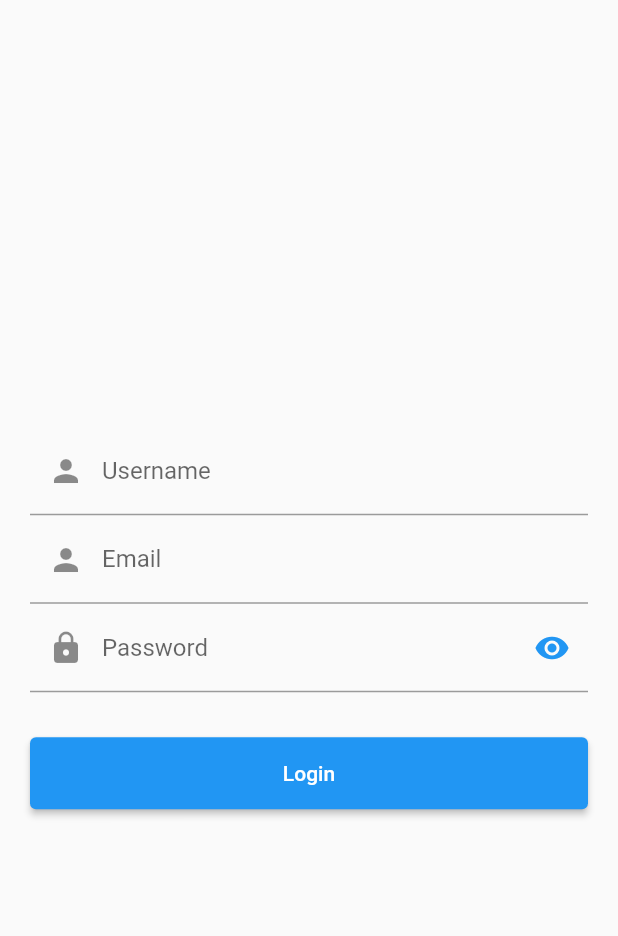
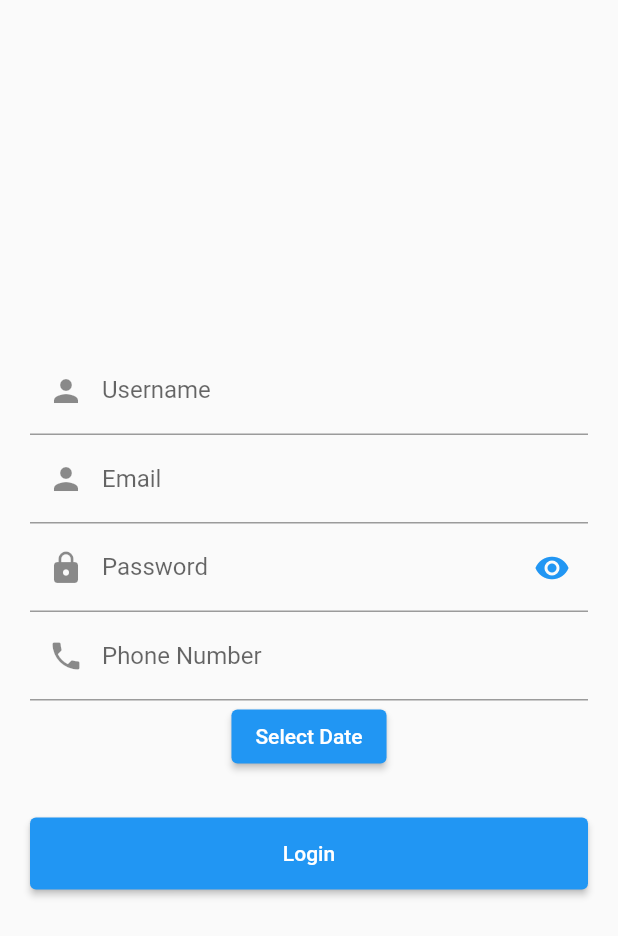
Before and after one commit to DavidWisnu25/UGD_Bloc_1_D, a Flutter app: the Registerview screen opened directly, on a phone screen of 412 x 824 dp. Shown: the top 936 px of the screen. Run offline on Flutter 3.47's test engine with Material 2 defaults, Android fonts, the phone set to English and light mode, and no system bars; our stand-ins replace flutter_bloc.

Commit message:
Benerin Error

```diff
--- a/lib/bloc/register_bloc.dart
+++ b/lib/bloc/register_bloc.dart
@@ -10,9 +10,11 @@ class RegisterBloc extends Bloc<RegisterEvent, RegisterState> {
     on<IsPasswordVisibleChanged>(
         (event, emit) => _onIsPasswordVisibleChanged(event, emit));
 
-    //on<NoTelponChanged>((event, emit) => _onNoTelponChanged(event, emit));
+    on<NoTelponChanged>((event, emit) => _onNoTelponChanged(event, emit));
 
     on<FormSubmitted>((event, emit) => _onFormSubmitted(event, emit));
+
+    on<SelectedDateChanged>((event, emit) => _onSelectedDateChanged(event, emit));
   }
   void _onIsPasswordVisibleChanged(
       IsPasswordVisibleChanged event, Emitter<RegisterState> emit) {
@@ -22,15 +24,15 @@ class RegisterBloc extends Bloc<RegisterEvent, RegisterState> {
     ));
   }
 
-  //Bagian ini masih error
-  // void _onNoTelponChanged(NoTelponChanged event, Emitter<RegisterState> emit) {
-  //   emit(state.copyWith(noTelpon: event.noTelpon));
-  // }
 
-  // void _onSelectedDateChanged(
-  //     SelectedDateChanged event, Emitter<RegisterState> emit) {
-  //   emit(state.copyWith(selectedDate: event.selectedDate));
-  // }
+   void _onNoTelponChanged(NoTelponChanged event, Emitter<RegisterState> emit) {
+     emit(state.copyWith(noTelpon: event.noTelpon));
+   }
+
+   void _onSelectedDateChanged(
+       SelectedDateChanged event, Emitter<RegisterState> emit) {
+     emit(state.copyWith(selectedDate: event.selectedDate));
+  }
 
   void _onFormSubmitted(
       FormSubmitted event, Emitter<RegisterState> emit) async {
--- a/lib/bloc/register_event.dart
+++ b/lib/bloc/register_event.dart
@@ -2,9 +2,17 @@ abstract class RegisterEvent {}
 
 class IsPasswordVisibleChanged extends RegisterEvent {}
 
-class NoTelponChanged extends RegisterEvent {}
+class NoTelponChanged extends RegisterEvent {
+  final int noTelpon;
 
-class SelectedDateChanged extends RegisterEvent {}
+  NoTelponChanged(this.noTelpon);
+}
+
+class SelectedDateChanged extends RegisterEvent {
+  final DateTime selectedDate;
+
+  SelectedDateChanged(this.selectedDate);
+}
 
 class FormSubmitted extends RegisterEvent {
   String username;
--- a/lib/bloc/register_state.dart
+++ b/lib/bloc/register_state.dart
@@ -3,19 +3,27 @@ import 'package:ugd_bloc/bloc/form_submission_state.dart';
 class RegisterState {
   final bool isPasswordVisible;
   final FormSubmissionState formSubmissionState;
+  final int noTelpon;
+  final DateTime selectedDate;
 
   RegisterState({
     this.isPasswordVisible = false,
     this.formSubmissionState = const InitialFormState(),
-  });
+    this.noTelpon =0,
+    DateTime? selectedDate,
+  }) : selectedDate = selectedDate ?? DateTime.now();
 
   RegisterState copyWith({
     bool? isPasswordVisible,
     FormSubmissionState? formSubmissionState,
+    int? noTelpon,
+    DateTime? selectedDate,
   }) {
     return RegisterState(
       isPasswordVisible: isPasswordVisible ?? this.isPasswordVisible,
       formSubmissionState: formSubmissionState ?? this.formSubmissionState,
+      noTelpon: noTelpon ?? this.noTelpon,
+      selectedDate: selectedDate ?? this.selectedDate,
     );
   }
 }
--- a/lib/page/register_page.dart
+++ b/lib/page/register_page.dart
@@ -18,6 +18,7 @@ class _RegisterviewState extends State<Registerview> {
   TextEditingController emailController = TextEditingController();
   TextEditingController passwordController = TextEditingController();
   bool isPasswordVisible = false;
+  DateTime selectedDate = DateTime.now();
 
   @override
   Widget build(BuildContext context) {
@@ -97,39 +98,40 @@ class _RegisterviewState extends State<Registerview> {
                         validator: (value) =>
                             value == '' ? 'Please Enter your password' : null,
                       ),
-                      //Bagian yang di comment masih error (Untuk noTelpon & pemilihan tanggal), lihat file register_bloc.dart
-                      // TextFormField(
-                      //   keyboardType: TextInputType.number, // Set keyboard type to number
-                      //   decoration: const InputDecoration(
-                      //     prefixIcon: Icon(Icons.phone),
-                      //     labelText: 'Phone Number',
-                      //   ),
-                      //   validator: (value) =>
-                      //       value.isEmpty ? 'Please enter your phone number' : null,
-                      //   onChanged: (value) {
-                      //     // Parse the input text as an integer and assign it to noTelpon
-                      //     context.read<RegisterBloc>().add(NoTelponChanged(int.tryParse(value) ?? 0));
-                      //   },
-                      // ),
-                      // ElevatedButton(
-                      //   onPressed: () async {
-                      //     final DateTime pickedDate = await showDatePicker(
-                      //       context: context,
-                      //       initialDate: selectedDate, // Set the initial date
-                      //       firstDate: DateTime(2000),
-                      //       lastDate: DateTime(2101),
-                      //     );
 
-                      //     if (pickedDate != null && pickedDate != selectedDate) {
-                      //       // Update the selectedDate if a new date is picked
-                      //       context.read<RegisterBloc>().add(SelectedDateChanged(pickedDate));
-                      //     }
-                      //   },
-                      //   child: Text(
-                      //     'Select Date',
-                      //     style: TextStyle(color: Colors.white),
-                      //   ),
-                      // ),
+                       TextFormField(
+                         keyboardType: TextInputType.number, // Set keyboard type to number
+                         decoration: const InputDecoration(
+                           prefixIcon: Icon(Icons.phone),
+                           labelText: 'Phone Number',
+                         ),
+                         validator: (value) =>
+                             value!.isEmpty ? 'Please enter your phone number' : null,
+                         onChanged: (value) {
+                           // Parse the input text as an integer and assign it to noTelpon
+                           context.read<RegisterBloc>().add(NoTelponChanged(int.tryParse(value) ?? 0));
+                         },
+                       ),
+                       ElevatedButton(
+                         onPressed: () async {
+                          final DateTime? pickedDate = await showDatePicker(
+                             context: context,
+                             initialDate: selectedDate, // Set the initial date
+                             firstDate: DateTime(2000),
+                             lastDate: DateTime(2101),
+                           );
+
+                           if (pickedDate != null) {
+                             // Update the selectedDate if a new date is picked
+                             selectedDate = pickedDate;
+                             context.read<RegisterBloc>().add(SelectedDateChanged(pickedDate));
+                           }
+                         },
+                         child: Text(
+                           'Select Date',
+                           style: TextStyle(color: Colors.white),
+                         ),
+                       ),
 
                       const SizedBox(height: 30),
                       SizedBox(
```
